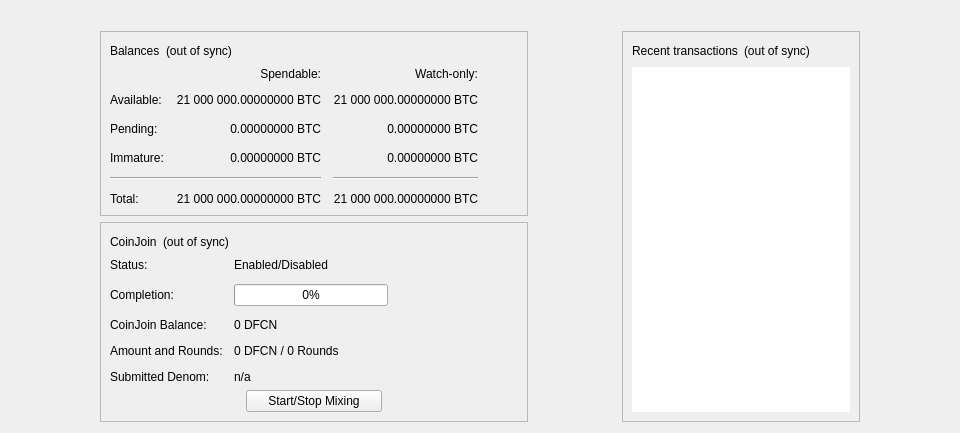
Before: the Qt Designer form src/qt/forms/overviewpage.ui in defcon-project/defcon, drawn with Qt 5.
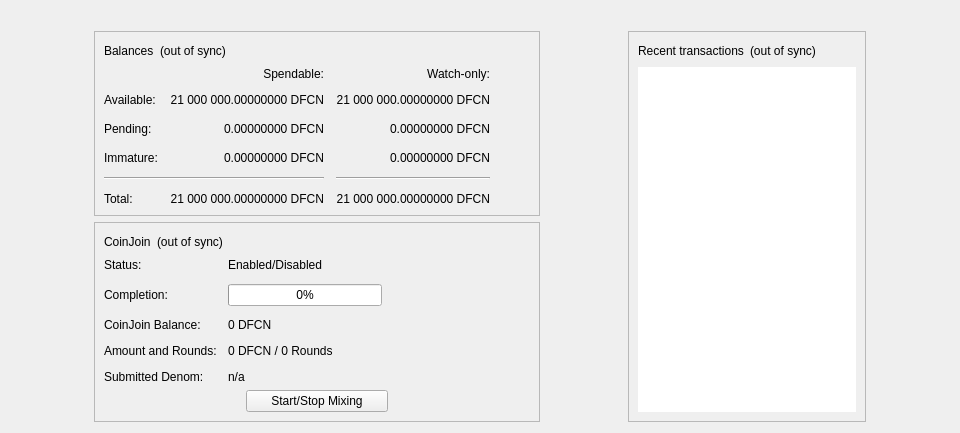
After: the same form once the commit is applied. Custom widgets are drawn as their Qt base class.

Diff of the .ui file:
```diff
--- a/src/qt/forms/overviewpage.ui
+++ b/src/qt/forms/overviewpage.ui
@@ -116,7 +116,7 @@
                <string>Unconfirmed transactions to watch-only addresses</string>
               </property>
               <property name="text">
-               <string notr="true">0.00000000 BTC</string>
+               <string notr="true">0.00000000 DFCN</string>
               </property>
               <property name="alignment">
                <set>Qt::AlignRight|Qt::AlignTrailing|Qt::AlignVCenter</set>
@@ -135,7 +135,7 @@
                <string>Total of transactions that have yet to be confirmed, and do not yet count toward the spendable balance</string>
               </property>
               <property name="text">
-               <string notr="true">0.00000000 BTC</string>
+               <string notr="true">0.00000000 DFCN</string>
               </property>
               <property name="alignment">
                <set>Qt::AlignRight|Qt::AlignTrailing|Qt::AlignVCenter</set>
@@ -154,7 +154,7 @@
                <string>Mined balance in watch-only addresses that has not yet matured</string>
               </property>
               <property name="text">
-               <string notr="true">0.00000000 BTC</string>
+               <string notr="true">0.00000000 DFCN</string>
               </property>
               <property name="alignment">
                <set>Qt::AlignRight|Qt::AlignTrailing|Qt::AlignVCenter</set>
@@ -206,7 +206,7 @@
                <string>Mined balance that has not yet matured</string>
               </property>
               <property name="text">
-               <string notr="true">0.00000000 BTC</string>
+               <string notr="true">0.00000000 DFCN</string>
               </property>
               <property name="alignment">
                <set>Qt::AlignRight|Qt::AlignTrailing|Qt::AlignVCenter</set>
@@ -245,7 +245,7 @@
                <string>Your current total balance</string>
               </property>
               <property name="text">
-               <string notr="true">21 000 000.00000000 BTC</string>
+               <string notr="true">21 000 000.00000000 DFCN</string>
               </property>
               <property name="alignment">
                <set>Qt::AlignRight|Qt::AlignTrailing|Qt::AlignVCenter</set>
@@ -264,7 +264,7 @@
                <string>Current total balance in watch-only addresses</string>
               </property>
               <property name="text">
-               <string notr="true">21 000 000.00000000 BTC</string>
+               <string notr="true">21 000 000.00000000 DFCN</string>
               </property>
               <property name="alignment">
                <set>Qt::AlignRight|Qt::AlignTrailing|Qt::AlignVCenter</set>
@@ -300,7 +300,7 @@
                <string>Your current spendable balance</string>
               </property>
               <property name="text">
-               <string notr="true">21 000 000.00000000 BTC</string>
+               <string notr="true">21 000 000.00000000 DFCN</string>
               </property>
               <property name="alignment">
                <set>Qt::AlignRight|Qt::AlignTrailing|Qt::AlignVCenter</set>
@@ -319,7 +319,7 @@
                <string>Your current balance in watch-only addresses</string>
               </property>
               <property name="text">
-               <string notr="true">21 000 000.00000000 BTC</string>
+               <string notr="true">21 000 000.00000000 DFCN</string>
               </property>
               <property name="alignment">
                <set>Qt::AlignRight|Qt::AlignTrailing|Qt::AlignVCenter</set>
```
